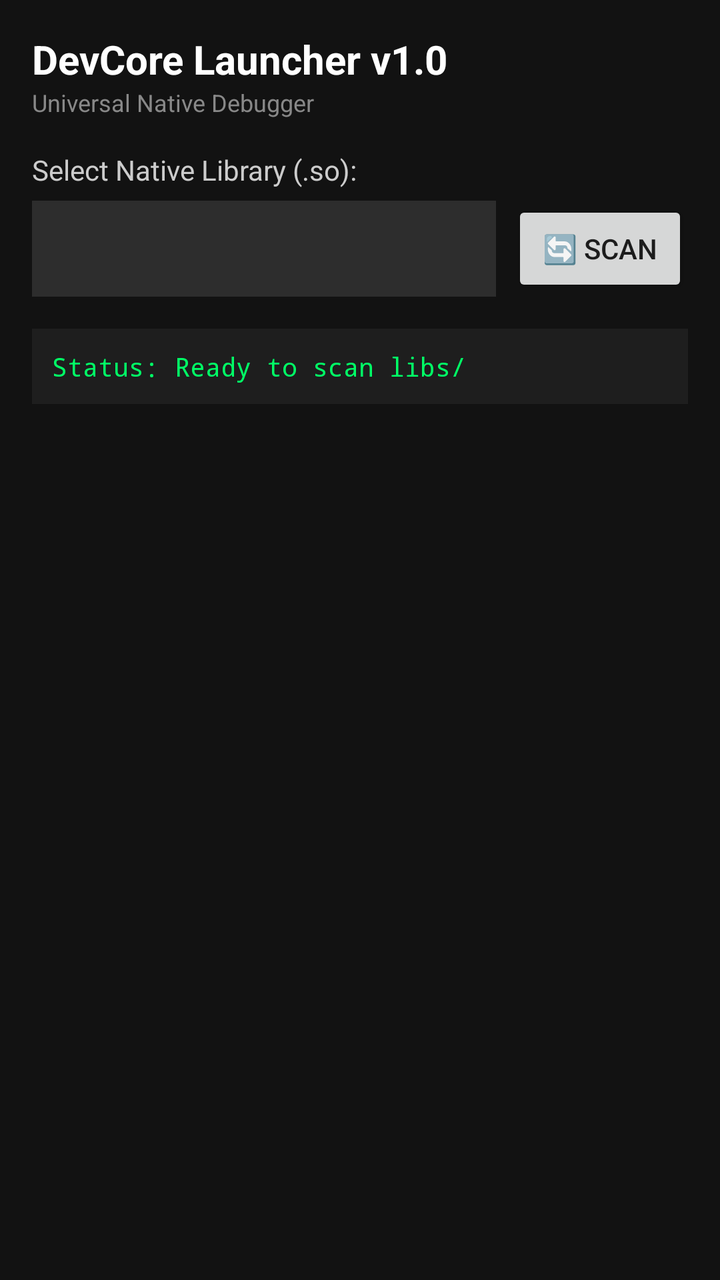
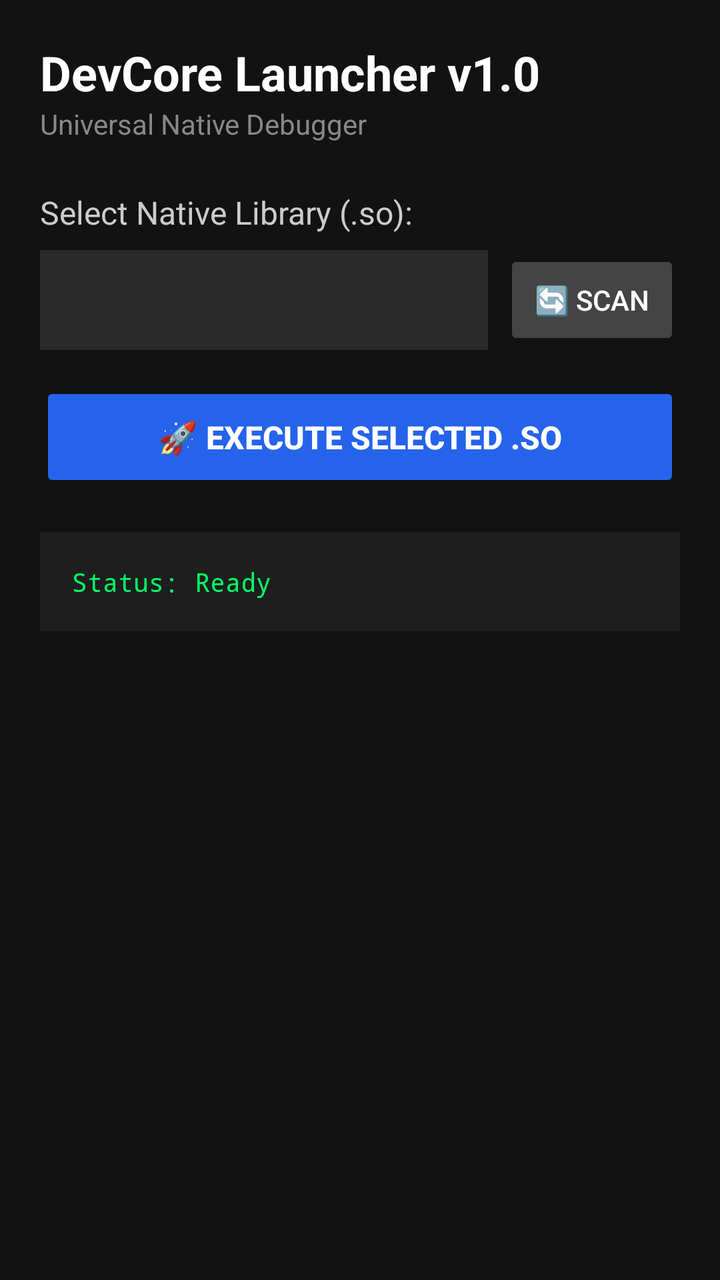

The first picture is an Android layout as it rendered before a commit; the second is the same layout after the commit. The layout source and the unified diff follow.
<!-- AndroidManifest.xml: application theme Theme.AppCompat.DayNight.NoActionBar -->
<!-- res/layout/activity_main.xml -->
<?xml version="1.0" encoding="utf-8"?>
<LinearLayout xmlns:android="http://schemas.android.com/apk/res/android"
    android:layout_width="match_parent"
    android:layout_height="match_parent"
    android:orientation="vertical"
    android:padding="16dp"
    android:background="#121212">

    <TextView
        android:layout_width="wrap_content"
        android:layout_height="wrap_content"
        android:text="DevCore Launcher v1.0"
        android:textColor="#FFFFFF"
        android:textSize="20sp"
        android:textStyle="bold" />

    <TextView
        android:layout_width="wrap_content"
        android:layout_height="wrap_content"
        android:text="Universal Native Debugger"
        android:textColor="#888888"
        android:textSize="12sp"
        android:layout_marginBottom="16dp" />

    <TextView
        android:layout_width="wrap_content"
        android:layout_height="wrap_content"
        android:text="Select Native Library (.so):"
        android:textColor="#CCCCCC"
        android:textSize="14sp"
        android:layout_marginBottom="6dp" />

    <LinearLayout
        android:layout_width="match_parent"
        android:layout_height="wrap_content"
        android:orientation="horizontal"
        android:gravity="center_vertical"
        android:layout_marginBottom="16dp">

        <Spinner
            android:id="@+id/spinnerLibraries"
            android:layout_width="0dp"
            android:layout_height="48dp"
            android:layout_weight="1"
            android:background="#2D2D2D" />

        <Button
            android:id="@+id/btnRefresh"
            android:layout_width="wrap_content"
            android:layout_height="wrap_content"
            android:text="🔄 Scan"
            android:layout_marginStart="8dp" />
    </LinearLayout>

    <TextView
        android:id="@+id/txtStatus"
        android:layout_width="match_parent"
        android:layout_height="wrap_content"
        android:text="Status: Ready to scan libs/"
        android:textColor="#00FF66"
        android:textSize="13sp"
        android:padding="10dp"
        android:background="#1E1E1E"
        android:fontFamily="monospace" />

</LinearLayout>
<!-- resources referenced by this layout -->
<resources>

</resources>

<!-- the commit's change to res/layout/activity_main.xml (unified diff, before → after) -->
@@ -3,7 +3,7 @@
     android:layout_width="match_parent"
     android:layout_height="match_parent"
     android:orientation="vertical"
-    android:padding="16dp"
+    android:padding="20dp"
     android:background="#121212">
 
     <TextView
@@ -11,7 +11,7 @@
         android:layout_height="wrap_content"
         android:text="DevCore Launcher v1.0"
         android:textColor="#FFFFFF"
-        android:textSize="20sp"
+        android:textSize="24sp"
         android:textStyle="bold" />
 
     <TextView
@@ -19,48 +19,61 @@
         android:layout_height="wrap_content"
         android:text="Universal Native Debugger"
         android:textColor="#888888"
-        android:textSize="12sp"
-        android:layout_marginBottom="16dp" />
+        android:textSize="14sp"
+        android:layout_marginBottom="24dp" />
 
     <TextView
         android:layout_width="wrap_content"
         android:layout_height="wrap_content"
         android:text="Select Native Library (.so):"
         android:textColor="#CCCCCC"
-        android:textSize="14sp"
-        android:layout_marginBottom="6dp" />
+        android:textSize="16sp"
+        android:layout_marginBottom="8dp" />
 
     <LinearLayout
         android:layout_width="match_parent"
         android:layout_height="wrap_content"
         android:orientation="horizontal"
-        android:gravity="center_vertical"
         android:layout_marginBottom="16dp">
 
         <Spinner
             android:id="@+id/spinnerLibraries"
             android:layout_width="0dp"
-            android:layout_height="48dp"
+            android:layout_height="50dp"
             android:layout_weight="1"
-            android:background="#2D2D2D" />
+            android:background="#2A2A2A"
+            android:padding="8dp" />
 
         <Button
             android:id="@+id/btnRefresh"
             android:layout_width="wrap_content"
-            android:layout_height="wrap_content"
-            android:text="🔄 Scan"
-            android:layout_marginStart="8dp" />
+            android:layout_height="50dp"
+            android:text="🔄 SCAN"
+            android:layout_marginStart="8dp"
+            android:backgroundTint="#444444"
+            android:textColor="#FFFFFF" />
     </LinearLayout>
+
+    <Button
+        android:id="@+id/btnExecute"
+        android:layout_width="match_parent"
+        android:layout_height="55dp"
+        android:text="🚀 EXECUTE SELECTED .SO"
+        android:textStyle="bold"
+        android:textSize="16sp"
+        android:backgroundTint="#2563EB"
+        android:textColor="#FFFFFF"
+        android:layout_marginBottom="20dp" />
 
     <TextView
         android:id="@+id/txtStatus"
         android:layout_width="match_parent"
         android:layout_height="wrap_content"
-        android:text="Status: Ready to scan libs/"
+        android:background="#1E1E1E"
+        android:padding="16dp"
         android:textColor="#00FF66"
+        android:fontFamily="monospace"
         android:textSize="13sp"
-        android:padding="10dp"
-        android:background="#1E1E1E"
-        android:fontFamily="monospace" />
+        android:text="Status: Ready" />
 
 </LinearLayout>
